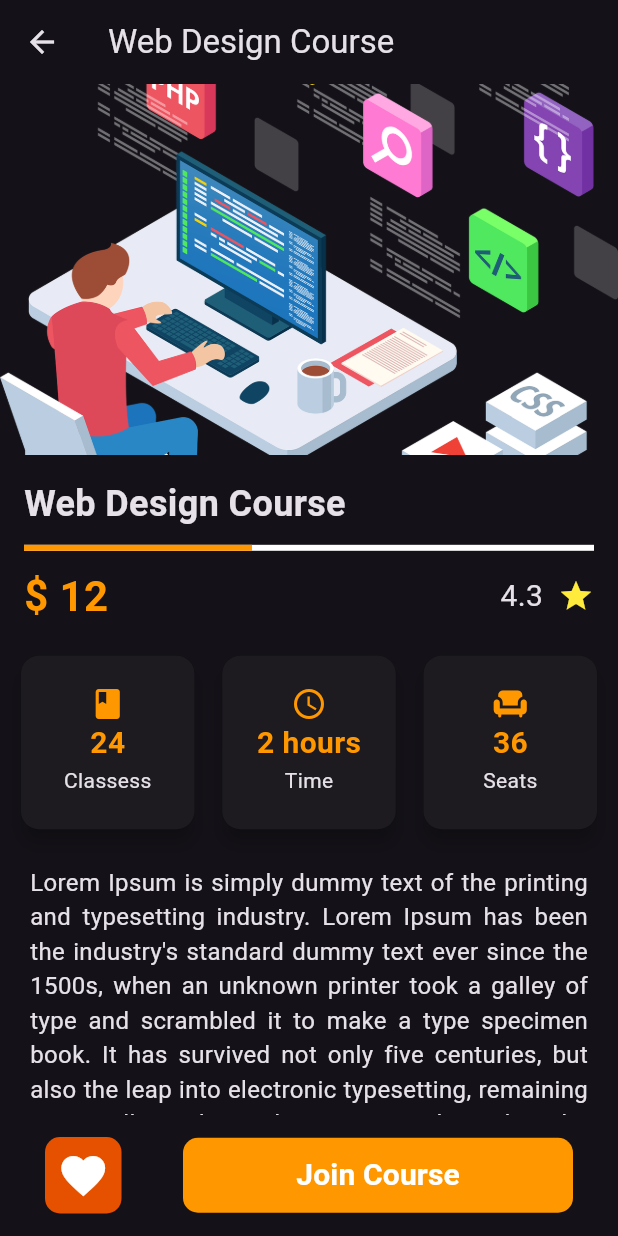
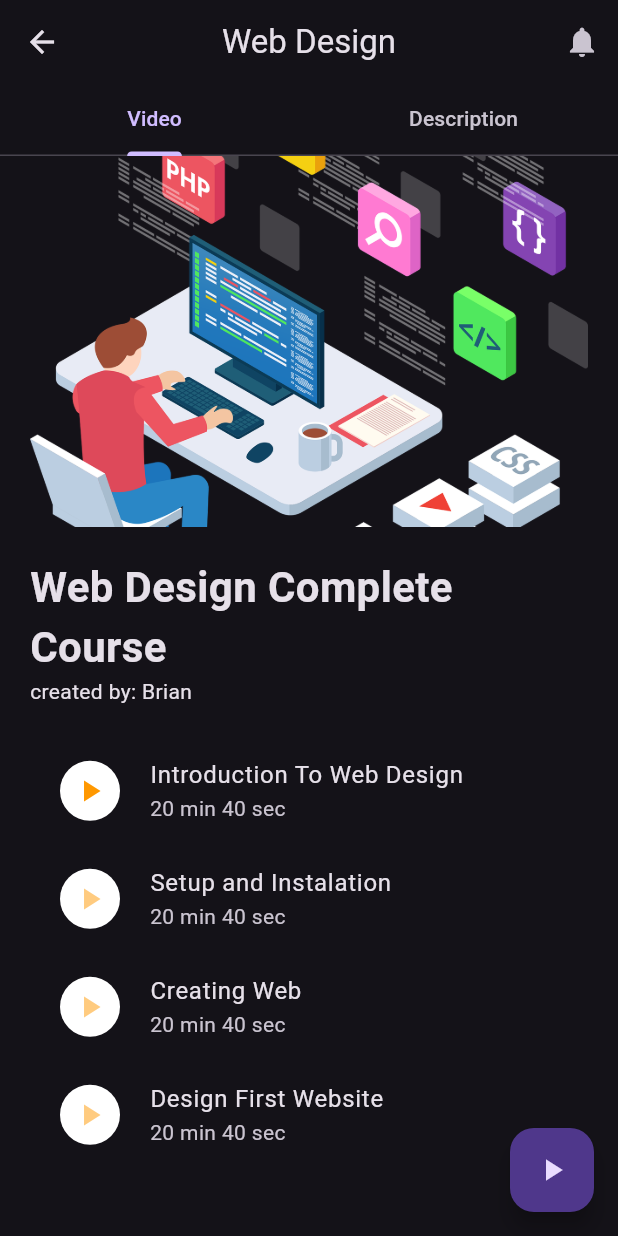
Before and after one commit to liar88828/education_app_flutter, a Flutter app: the screen it shows after launch, on a phone screen of 412 x 824 dp. Run offline on Flutter 3.47's test engine with Material 3 defaults, Android fonts, the phone set to English and light mode, and no system bars; our stand-ins replace animated_bottom_navigation_bar, flutter_rating_bar.

Commit message:
video course screen

```diff
--- a/lib/main.dart
+++ b/lib/main.dart
@@ -1,5 +1,6 @@
 import 'package:education_app/screens/course_detail_screen.dart';
 import 'package:education_app/screens/home_screen.dart';
+import 'package:education_app/screens/video_selection_screen.dart';
 import 'package:flutter/material.dart';
 
 void main() {
@@ -18,7 +19,7 @@ class MyApp extends StatelessWidget {
         // colorScheme: ColorScheme.fromSeed(seedColor: Colors.deepPurple),
         useMaterial3: true,
       ),
-      home: CourseDetailScreen(),
+      home: VideoSelectionScreen(),
     );
   }
 }
--- /dev/null
+++ b/lib/screens/video_selection_screen.dart
@@ -0,0 +1,115 @@
+import 'package:flutter/material.dart';
+
+class VideoSelectionScreen extends StatelessWidget {
+  const VideoSelectionScreen({super.key});
+
+  static const List<Tab> myTabs = <Tab>[
+    Tab(text: 'Video'),
+    Tab(text: 'Description'),
+  ];
+
+  static List videoList = [
+    'Introduction To Web Design',
+    "Setup and Instalation",
+    'Creating Web',
+    "Design First Website"
+  ];
+
+  @override
+  Widget build(BuildContext context) {
+    final screenHeight = MediaQuery.of(context).size.height;
+
+    var videoWidget = Container(
+      padding: const EdgeInsets.symmetric(horizontal: 20),
+      child: Column(
+        crossAxisAlignment: CrossAxisAlignment.start,
+        children: [
+          Image.asset('lib/images/web design.png',
+              height: screenHeight * 0.3,
+              width: double.infinity,
+              fit: BoxFit.cover),
+          const SizedBox(height: 20),
+          const Text('Web Design Complete Course',
+              style: TextStyle(
+                fontSize: 28,
+                fontWeight: FontWeight.bold,
+              )),
+          const Text('created by: Brian'),
+          const SizedBox(height: 20),
+          ListView.builder(
+              itemCount: videoList.length,
+              physics: NeverScrollableScrollPhysics(),
+              shrinkWrap: true,
+              itemBuilder: (context, index) {
+                return ListTile(
+                    title: Text(videoList[index]),
+                    subtitle: Text('20 min 40 sec'),
+                    leading: IconButton(
+                      style:
+                          IconButton.styleFrom(backgroundColor: Colors.white),
+                      onPressed: () {},
+                      icon: Icon(Icons.play_arrow),
+                      color: index == 0
+                          ? Colors.orange
+                          : Colors.orange.withOpacity(.5),
+                    ));
+              })
+        ],
+      ),
+    );
+    var descriptionWidget = Container(
+      padding: EdgeInsets.all(20),
+      child: const Column(
+        crossAxisAlignment: CrossAxisAlignment.start,
+        children: [
+          Text('What is Lorem Ipsum?',
+              style: TextStyle(
+                fontSize: 28,
+                fontWeight: FontWeight.bold,
+              )),
+          Text(
+            'Sabtu, 12 Oktober 2024',
+            style: TextStyle(fontWeight: FontWeight.w100),
+          ),
+          SizedBox(height: 20),
+          Text(
+              "Lorem Ipsum is simply dummy text of the printing and typesetting industry. Lorem Ipsum has been the industry's standard dummy text ever since the 1500s, when an unknown printer took a galley of type and scrambled it to make a type specimen book. It has survived not only five centuries, but also the leap into electronic typesetting, remaining essentially unchanged. It was popularised in the 1960s with the release of Letraset sheets containing Lorem Ipsum passages, and more recently with desktop publishing software like Aldus PageMaker including versions of Lorem Ipsum.",
+              textAlign: TextAlign.justify,
+              style: TextStyle(fontSize: 16)),
+          SizedBox(height: 20),
+          //
+          Row(children: [
+            Text('Course Length: ',
+                style: TextStyle(fontSize: 20, fontWeight: FontWeight.bold)),
+            Icon(Icons.timer, color: Colors.orange),
+            Text('26 Hours',
+                style: TextStyle(fontSize: 20, fontWeight: FontWeight.bold)),
+          ]),
+          Row(children: [
+            Text('Rating: ',
+                style: TextStyle(fontSize: 20, fontWeight: FontWeight.bold)),
+            Icon(Icons.star, color: Colors.orange),
+            Text('4.5',
+                style: TextStyle(fontSize: 20, fontWeight: FontWeight.bold)),
+          ]),
+        ],
+      ),
+    );
+    return DefaultTabController(
+        length: myTabs.length,
+        child: Scaffold(
+            floatingActionButton: FloatingActionButton(
+                onPressed: () {}, child: Icon(Icons.play_arrow)),
+            appBar: AppBar(
+                leading: BackButton(),
+                title: Text('Web Design'),
+                centerTitle: true,
+                bottom: const TabBar(tabs: myTabs),
+                actions: [
+                  IconButton(onPressed: () {}, icon: Icon(Icons.notifications))
+                ]),
+            body: TabBarView(
+              children: [videoWidget, descriptionWidget],
+            )));
+  }
+}
```
